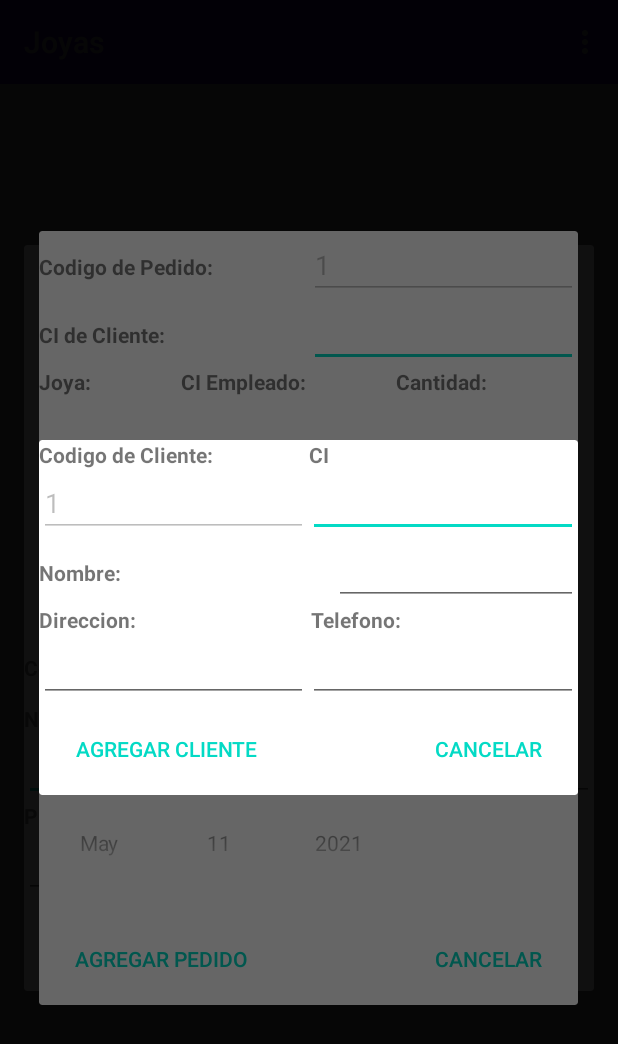
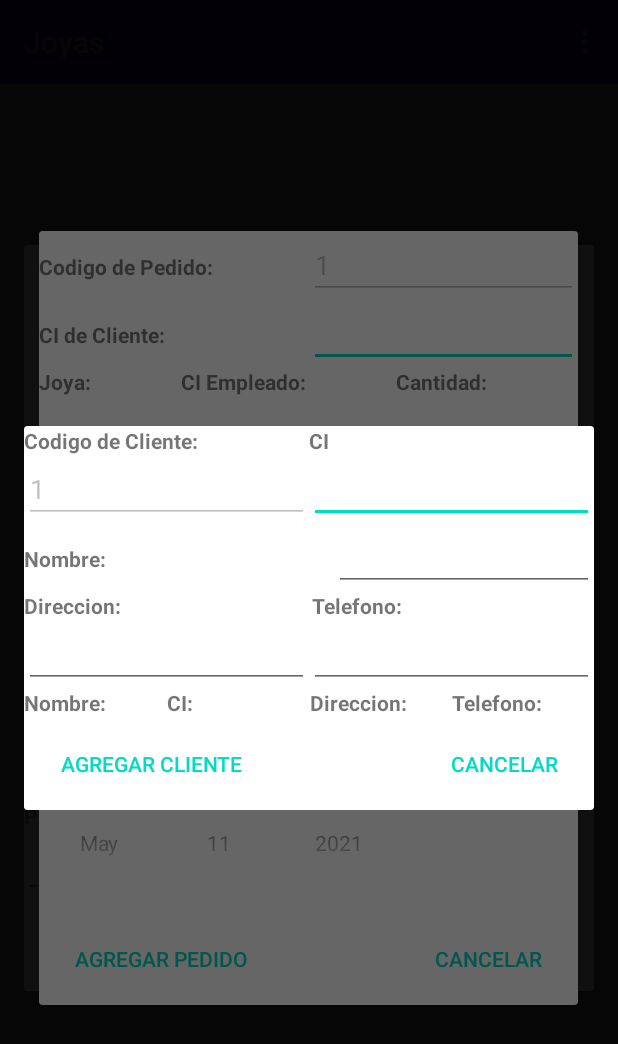
Before and after one commit to JuanJo53/Ofir-Joyas-Movil, an Android app: the JoyasFragment screen opened directly, with no data from a screen before it, in the options menu, after a tap on "Agregar Cliente", on a phone screen of 412 x 824 dp. Shown: the top 1044 px of the screen. Run offline under Robolectric (Android 15) with nearby library versions, the phone set to English and light mode, and no system bars; our stand-ins replace navigation-ui; 1 statement that could not run was skipped.

Commit message:
haciendo listas de clientes y empleados

```diff
--- /dev/null
+++ b/app/src/main/java/com/example/ofir_joyas_movil/Adaptadores/ClienteListAdapter.java
@@ -0,0 +1,52 @@
+package com.example.ofir_joyas_movil.Adaptadores;
+
+import android.content.Context;
+import android.view.LayoutInflater;
+import android.view.View;
+import android.view.ViewGroup;
+import android.widget.ArrayAdapter;
+import android.widget.GridView;
+import android.widget.TextView;
+
+import androidx.annotation.NonNull;
+import androidx.annotation.Nullable;
+
+import com.example.ofir_joyas_movil.Entidades.Cliente;
+import com.example.ofir_joyas_movil.R;
+
+import java.util.ArrayList;
+
+public class ClienteListAdapter extends ArrayAdapter<Cliente> {
+    Context context;
+    ArrayList<Cliente> clientes;
+    GridView gridViewVentas;
+    public ClienteListAdapter(Context context, ArrayList<Cliente> clientes) {
+        super(context, R.layout.layout_item_cliente,clientes);
+        this.context=context;
+        this.clientes=clientes;
+    }
+
+    @NonNull
+    @Override
+    public View getView(int position, @Nullable View convertView, @NonNull ViewGroup parent) {
+        LayoutInflater layoutInflater = (LayoutInflater) context.getSystemService(Context.LAYOUT_INFLATER_SERVICE);
+        View view = layoutInflater.inflate(R.layout.layout_item_cliente, parent, false);
+
+        Cliente cliente = clientes.get(position);
+
+        TextView tvnombre = (TextView) view.findViewById(R.id.tvNombreClienteList);
+        tvnombre.setText(cliente.getNombre());
+
+        TextView tvci = (TextView) view.findViewById(R.id.tvCiClienteList);
+        tvci.setText(cliente.getCi());
+
+        TextView tvdireccion = (TextView) view.findViewById(R.id.tvDireccionClienteList);
+        tvdireccion.setText(cliente.getDireccion());
+
+        TextView tvtelefono = (TextView) view.findViewById(R.id.tvTelefonoClienteList);
+        tvtelefono.setText(cliente.getTelefono());
+
+        return view;
+    }
+
+}
--- a/app/src/main/java/com/example/ofir_joyas_movil/Adaptadores/VentaListAdapter.java
+++ b/app/src/main/java/com/example/ofir_joyas_movil/Adaptadores/VentaListAdapter.java
@@ -8,7 +8,6 @@ import android.view.LayoutInflater;
 import android.view.View;
 import android.view.ViewGroup;
 import android.widget.ArrayAdapter;
-import android.widget.ImageView;
 import android.widget.TextView;
 import android.widget.Toast;
 
@@ -16,7 +15,6 @@ import androidx.annotation.NonNull;
 import androidx.annotation.Nullable;
 
 import com.example.ofir_joyas_movil.AdminDataBase;
-import com.example.ofir_joyas_movil.Entidades.Joya;
 import com.example.ofir_joyas_movil.Entidades.Venta;
 import com.example.ofir_joyas_movil.R;
 
--- a/app/src/main/java/com/example/ofir_joyas_movil/bot_nav_activity.java
+++ b/app/src/main/java/com/example/ofir_joyas_movil/bot_nav_activity.java
@@ -2,7 +2,6 @@ package com.example.ofir_joyas_movil;
 
 import android.Manifest;
 import android.content.ContentValues;
-import android.content.Context;
 import android.content.DialogInterface;
 import android.content.Intent;
 import android.content.pm.PackageManager;
@@ -12,7 +11,6 @@ import android.database.sqlite.SQLiteDatabase;
 import android.graphics.Bitmap;
 import android.graphics.BitmapFactory;
 import android.graphics.drawable.BitmapDrawable;
-import android.hardware.Camera;
 import android.media.MediaScannerConnection;
 import android.net.Uri;
 import android.os.Build;
@@ -23,16 +21,20 @@ import android.view.LayoutInflater;
 import android.view.Menu;
 import android.view.MenuItem;
 import android.view.View;
-import android.widget.Adapter;
+import android.view.ViewGroup;
+import android.widget.AdapterView;
 import android.widget.ArrayAdapter;
 import android.widget.DatePicker;
 import android.widget.EditText;
+import android.widget.GridView;
 import android.widget.ImageView;
 import android.widget.Spinner;
 import android.widget.Toast;
 
-import com.example.ofir_joyas_movil.Entidades.Joya;
-import com.example.ofir_joyas_movil.ui.joyas.JoyasFragment;
+import com.example.ofir_joyas_movil.Adaptadores.ClienteListAdapter;
+import com.example.ofir_joyas_movil.Entidades.Cliente;
+import com.example.ofir_joyas_movil.Entidades.Venta;
+import com.example.ofir_joyas_movil.ui.JoyasFragment;
 import com.google.android.material.bottomnavigation.BottomNavigationView;
 
 import androidx.annotation.NonNull;
@@ -56,6 +58,7 @@ import java.util.Date;
 
 public class bot_nav_activity extends AppCompatActivity {
     AlertDialog.Builder aleProd;
+    GridView gridViewClientes;
 
     ImageView ivFoto;
     EditText etcodigo,etnombre,etmetal,etpeso,etprecio,etcantidad;
@@ -253,6 +256,18 @@ public class bot_nav_activity extends AppCompatActivity {
                 aleProd = new AlertDialog.Builder(this);
                 aleProd.setCancelable(false);
                 aleProd.setView(v);
+
+                ArrayList<Cliente> clientes=new ArrayList<Cliente>();
+                ClienteListAdapter clienteAdapter=new ClienteListAdapter(v.getContext(),clientes);
+                this.gridViewClientes=(GridView)v.findViewById(R.id.gvClientes) ;
+                this.gridViewClientes.setAdapter(clienteAdapter);
+                this.gridViewClientes.setOnItemClickListener(new AdapterView.OnItemClickListener() {
+                    @Override
+                    public void onItemClick(AdapterView<?> parent, View view, int position, long id) {
+
+                    }
+                });
+
                 aleProd.setNegativeButton("Cancelar", new DialogInterface.OnClickListener() {
                     @Override
                     public void onClick(DialogInterface dialogInterface, int i) {
--- a/app/src/main/java/com/example/ofir_joyas_movil/ui/pedidos/PedidosFragment.java
+++ b/app/src/main/java/com/example/ofir_joyas_movil/ui/PedidosFragment.java
@@ -1,4 +1,4 @@
-package com.example.ofir_joyas_movil.ui.pedidos;
+package com.example.ofir_joyas_movil.ui;
 
 import android.content.ContentValues;
 import android.content.DialogInterface;
--- a/app/src/main/java/com/example/ofir_joyas_movil/ui/ventas/VentasFragment.java
+++ b/app/src/main/java/com/example/ofir_joyas_movil/ui/VentasFragment.java
@@ -1,4 +1,4 @@
-package com.example.ofir_joyas_movil.ui.ventas;
+package com.example.ofir_joyas_movil.ui;
 
 import android.content.ContentValues;
 import android.content.DialogInterface;
--- a/app/src/main/res/layout/fragment_joyas.xml
+++ b/app/src/main/res/layout/fragment_joyas.xml
@@ -5,7 +5,7 @@
     xmlns:tools="http://schemas.android.com/tools"
     android:layout_width="match_parent"
     android:layout_height="match_parent"
-    tools:context=".ui.joyas.JoyasFragment"
+    tools:context=".ui.JoyasFragment"
     android:orientation="horizontal"
     >
     <GridView
--- a/app/src/main/res/layout/fragment_pedidos.xml
+++ b/app/src/main/res/layout/fragment_pedidos.xml
@@ -5,7 +5,7 @@
     xmlns:tools="http://schemas.android.com/tools"
     android:layout_width="match_parent"
     android:layout_height="match_parent"
-    tools:context=".ui.pedidos.PedidosFragment"
+    tools:context=".ui.PedidosFragment"
     android:orientation="vertical"
     >
     <LinearLayout
--- a/app/src/main/res/layout/fragment_ventas.xml
+++ b/app/src/main/res/layout/fragment_ventas.xml
@@ -5,7 +5,7 @@
     xmlns:tools="http://schemas.android.com/tools"
     android:layout_width="match_parent"
     android:layout_height="match_parent"
-    tools:context=".ui.ventas.VentasFragment"
+    tools:context=".ui.VentasFragment"
     android:orientation="vertical"
     >
     <LinearLayout
--- a/app/src/main/res/layout/layout_datos_cliente.xml
+++ b/app/src/main/res/layout/layout_datos_cliente.xml
@@ -4,7 +4,7 @@
     android:layout_width="match_parent"
     android:layout_height="match_parent"
     android:orientation="vertical"
-    android:weightSum="5"
+    android:weightSum="6"
     >
     <LinearLayout
         android:layout_width="match_parent"
@@ -108,5 +108,46 @@
             android:layout_weight="1"
             />
     </LinearLayout>
+    <LinearLayout
+        android:layout_width="match_parent"
+        android:layout_height="wrap_content"
+        android:layout_weight="1"
+        android:weightSum="4"
+        >
+        <TextView
+            android:layout_width="match_parent"
+            android:layout_height="wrap_content"
+            android:layout_weight="1"
+            android:text="Nombre:"
+            android:textStyle="bold"
+            />
+        <TextView
+            android:layout_width="match_parent"
+            android:layout_height="wrap_content"
+            android:layout_weight="1"
+            android:text="CI:"
+            android:textStyle="bold"
+            />
+        <TextView
+            android:layout_width="match_parent"
+            android:layout_height="wrap_content"
+            android:layout_weight="1"
+            android:text="Direccion:"
+            android:textStyle="bold"
+            />
+        <TextView
+            android:layout_width="match_parent"
+            android:layout_height="wrap_content"
+            android:layout_weight="1"
+            android:text="Telefono:"
+            android:textStyle="bold"
+            />
+    </LinearLayout>
+    <GridView
+        android:id="@+id/gvClientes"
+        android:layout_width="match_parent"
+        android:layout_height="wrap_content"
+        android:numColumns="1"
+        />
 
 </LinearLayout>
--- a/app/src/main/res/navigation/mobile_navigation.xml
+++ b/app/src/main/res/navigation/mobile_navigation.xml
@@ -7,19 +7,19 @@
 
     <fragment
         android:id="@+id/navigation_home"
-        android:name="com.example.ofir_joyas_movil.ui.joyas.JoyasFragment"
+        android:name="com.example.ofir_joyas_movil.ui.JoyasFragment"
         android:label="Joyas"
         tools:layout="@layout/fragment_joyas" />
 
     <fragment
         android:id="@+id/navigation_dashboard"
-        android:name="com.example.ofir_joyas_movil.ui.ventas.VentasFragment"
+        android:name="com.example.ofir_joyas_movil.ui.VentasFragment"
         android:label="Ventas"
         tools:layout="@layout/fragment_ventas" />
 
     <fragment
         android:id="@+id/navigation_notifications"
-        android:name="com.example.ofir_joyas_movil.ui.pedidos.PedidosFragment"
+        android:name="com.example.ofir_joyas_movil.ui.PedidosFragment"
         android:label="Pedidos"
         tools:layout="@layout/fragment_pedidos" />
 </navigation>
```
Also changed, not shown: app/src/main/java/com/example/ofir_joyas_movil/ui/JoyasFragment.java (renamed from app/src/main/java/com/example/ofir_joyas_movil/ui/joyas/JoyasFragment.java, +8 -8 lines), app/src/main/java/com/example/ofir_joyas_movil/ui/joyas/JoyasViewModel.java (deleted, +0 -18 lines), app/src/main/java/com/example/ofir_joyas_movil/ui/pedidos/PedidosViewModel.java (deleted, +0 -19 lines), app/src/main/java/com/example/ofir_joyas_movil/ui/ventas/VentasViewModel.java (deleted, +0 -19 lines), app/src/main/res/layout/layout_item_cliente.xml (added, +34 -0 lines).
